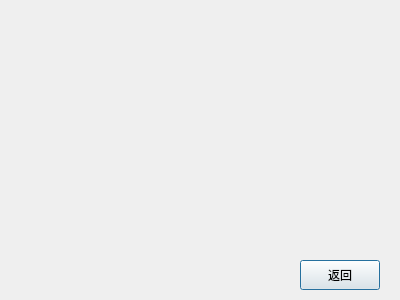
SWX-TJ/RobotVisionClient, file goaldetection_dialog.ui: the form before one commit.
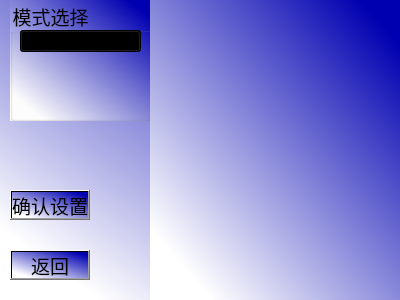
The form after the commit.

Diff of the .ui file:
```diff
--- a/goaldetection_dialog.ui
+++ b/goaldetection_dialog.ui
@@ -13,19 +13,119 @@
   <property name="windowTitle">
    <string>Dialog</string>
   </property>
+  <property name="styleSheet">
+   <string notr="true">background-color: qlineargradient(spread:pad, x1:0.136, y1:0.892, x2:0.920455, y2:0.074, stop:0 rgba(255, 255, 255, 255), stop:1 rgba(0, 0, 177, 255));</string>
+  </property>
   <widget class="QPushButton" name="returnBtn">
    <property name="geometry">
     <rect>
-     <x>300</x>
-     <y>260</y>
+     <x>10</x>
+     <y>250</y>
      <width>80</width>
      <height>30</height>
     </rect>
    </property>
+   <property name="maximumSize">
+    <size>
+     <width>16777215</width>
+     <height>30</height>
+    </size>
+   </property>
+   <property name="font">
+    <font>
+     <family>华文楷体</family>
+     <pointsize>14</pointsize>
+    </font>
+   </property>
    <property name="text">
     <string>返回</string>
    </property>
   </widget>
+  <widget class="QGroupBox" name="groupBox">
+   <property name="geometry">
+    <rect>
+     <x>10</x>
+     <y>0</y>
+     <width>141</width>
+     <height>121</height>
+    </rect>
+   </property>
+   <property name="font">
+    <font>
+     <family>华文楷体</family>
+     <pointsize>14</pointsize>
+    </font>
+   </property>
+   <property name="title">
+    <string>模式选择</string>
+   </property>
+   <widget class="QComboBox" name="comboBox">
+    <property name="geometry">
+     <rect>
+      <x>10</x>
+      <y>30</y>
+      <width>121</width>
+      <height>22</height>
+     </rect>
+    </property>
+    <property name="font">
+     <font>
+      <family>华文楷体</family>
+      <pointsize>12</pointsize>
+     </font>
+    </property>
+    <item>
+     <property name="text">
+      <string>1.竞走机器人</string>
+     </property>
+    </item>
+    <item>
+     <property name="text">
+      <string>2.投篮机器人</string>
+     </property>
+    </item>
+    <item>
+     <property name="text">
+      <string>3.足球机器人</string>
+     </property>
+    </item>
+    <item>
+     <property name="text">
+      <string>4.其他</string>
+     </property>
+    </item>
+   </widget>
+  </widget>
+  <widget class="QPushButton" name="SetBtn">
+   <property name="geometry">
+    <rect>
+     <x>10</x>
+     <y>190</y>
+     <width>80</width>
+     <height>30</height>
+    </rect>
+   </property>
+   <property name="font">
+    <font>
+     <family>华文楷体</family>
+     <pointsize>14</pointsize>
+    </font>
+   </property>
+   <property name="text">
+    <string>确认设置</string>
+   </property>
+  </widget>
+  <widget class="QWidget" name="verticalLayoutWidget">
+   <property name="geometry">
+    <rect>
+     <x>150</x>
+     <y>0</y>
+     <width>251</width>
+     <height>301</height>
+    </rect>
+   </property>
+   <layout class="QVBoxLayout" name="verticalLayout"/>
+  </widget>
  </widget>
  <resources/>
  <connections/>
```
